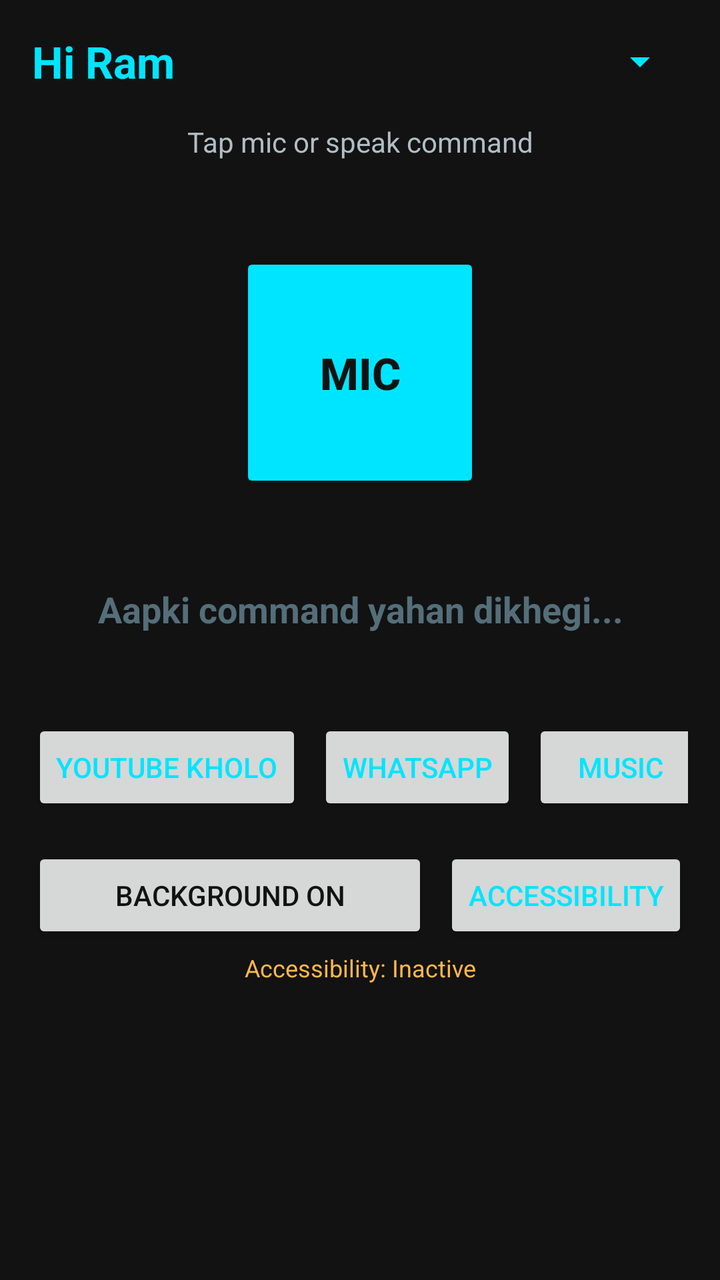
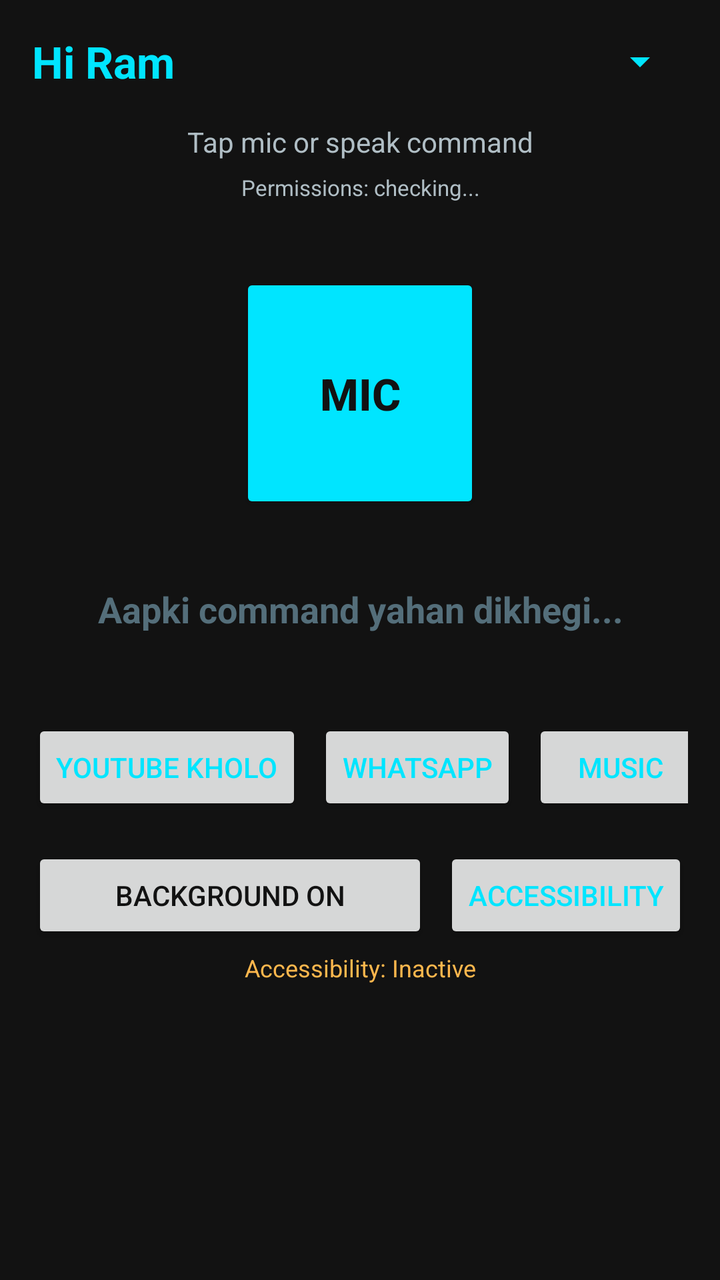

Before-and-after screenshots of an Android layout around one commit, followed by the original layout XML and the change that was made.
<!-- AndroidManifest.xml: application theme Theme.HiRam -->
<!-- res/layout/activity_main.xml -->
<?xml version="1.0" encoding="utf-8"?>
<LinearLayout xmlns:android="http://schemas.android.com/apk/res/android"
    android:layout_width="match_parent"
    android:layout_height="match_parent"
    android:background="#121212"
    android:orientation="vertical"
    android:padding="16dp">

    
    <LinearLayout
        android:layout_width="match_parent"
        android:layout_height="wrap_content"
        android:gravity="center_vertical"
        android:orientation="horizontal">

        <TextView
            android:layout_width="0dp"
            android:layout_height="wrap_content"
            android:layout_weight="1"
            android:text="Hi Ram"
            android:textColor="#00E5FF"
            android:textSize="22sp"
            android:textStyle="bold" />

        <Spinner
            android:id="@+id/spinnerLanguage"
            android:layout_width="wrap_content"
            android:layout_height="wrap_content"
            android:backgroundTint="#00E5FF"
            android:padding="4dp" />
    </LinearLayout>

    
    <TextView
        android:id="@+id/txtStatus"
        android:layout_width="match_parent"
        android:layout_height="wrap_content"
        android:layout_marginTop="16dp"
        android:gravity="center"
        android:text="Tap mic or speak command"
        android:textColor="#B0BEC5"
        android:textSize="14sp" />

    
    <FrameLayout
        android:layout_width="match_parent"
        android:layout_height="0dp"
        android:layout_weight="1"
        android:gravity="center">

        <Button
            android:id="@+id/btnMic"
            android:layout_width="120dp"
            android:layout_height="120dp"
            android:layout_gravity="center"
            android:backgroundTint="#00E5FF"
            android:text="MIC"
            android:textColor="#121212"
            android:textSize="22sp"
            android:textStyle="bold" />
    </FrameLayout>

    
    <TextView
        android:id="@+id/txtResult"
        android:layout_width="match_parent"
        android:layout_height="wrap_content"
        android:gravity="center"
        android:hint="Aapki command yahan dikhegi..."
        android:textColor="#FFFFFF"
        android:textColorHint="#546E7A"
        android:textSize="18sp"
        android:textStyle="bold" />

    <TextView
        android:id="@+id/txtFeedback"
        android:layout_width="match_parent"
        android:layout_height="wrap_content"
        android:layout_marginTop="8dp"
        android:gravity="center"
        android:textColor="#81C784"
        android:textSize="14sp" />

    
    <HorizontalScrollView
        android:layout_width="match_parent"
        android:layout_height="wrap_content"
        android:layout_marginTop="16dp"
        android:scrollbars="none">

        <LinearLayout
            android:layout_width="wrap_content"
            android:layout_height="wrap_content"
            android:orientation="horizontal">

            <Button
                android:id="@+id/chipYoutube"
                android:layout_width="wrap_content"
                android:layout_height="wrap_content"
                android:layout_marginEnd="8dp"
                android:text="YouTube kholo"
                android:textColor="#00E5FF" />

            <Button
                android:id="@+id/chipWhatsapp"
                android:layout_width="wrap_content"
                android:layout_height="wrap_content"
                android:layout_marginEnd="8dp"
                android:text="WhatsApp"
                android:textColor="#00E5FF" />

            <Button
                android:id="@+id/chipMusic"
                android:layout_width="wrap_content"
                android:layout_height="wrap_content"
                android:layout_marginEnd="8dp"
                android:text="Music"
                android:textColor="#00E5FF" />

            <Button
                android:id="@+id/chipBattery"
                android:layout_width="wrap_content"
                android:layout_height="wrap_content"
                android:layout_marginEnd="8dp"
                android:text="Battery"
                android:textColor="#00E5FF" />

            <Button
                android:id="@+id/chipTorch"
                android:layout_width="wrap_content"
                android:layout_height="wrap_content"
                android:layout_marginEnd="8dp"
                android:text="Torch"
                android:textColor="#00E5FF" />

            <Button
                android:id="@+id/chipHome"
                android:layout_width="wrap_content"
                android:layout_height="wrap_content"
                android:layout_marginEnd="8dp"
                android:text="Home"
                android:textColor="#00E5FF" />

            <Button
                android:id="@+id/chipVolume"
                android:layout_width="wrap_content"
                android:layout_height="wrap_content"
                android:text="Volume"
                android:textColor="#00E5FF" />
        </LinearLayout>
    </HorizontalScrollView>

    
    <LinearLayout
        android:layout_width="match_parent"
        android:layout_height="wrap_content"
        android:layout_marginTop="16dp"
        android:orientation="horizontal">

        <Button
            android:id="@+id/btnToggleService"
            android:layout_width="0dp"
            android:layout_height="wrap_content"
            android:layout_weight="1"
            android:layout_marginEnd="8dp"
            android:text="Background ON"
            android:textColor="#121212" />

        <Button
            android:id="@+id/btnOpenAccessibility"
            android:layout_width="wrap_content"
            android:layout_height="wrap_content"
            android:text="Accessibility"
            android:textColor="#00E5FF" />
    </LinearLayout>

    <TextView
        android:id="@+id/txtAccessibilityBadge"
        android:layout_width="match_parent"
        android:layout_height="wrap_content"
        android:layout_marginTop="4dp"
        android:gravity="center"
        android:text="Accessibility: Inactive"
        android:textColor="#FFB74D"
        android:textSize="12sp" />

    
    <androidx.recyclerview.widget.RecyclerView
        android:id="@+id/recyclerHistory"
        android:layout_width="match_parent"
        android:layout_height="120dp"
        android:layout_marginTop="12dp" />

</LinearLayout>
<!-- resources referenced by this layout -->
<resources>
  <style name="Theme.HiRam" parent="Theme.AppCompat.DayNight.NoActionBar">
          <item name="colorPrimary">#0B132B</item>
          <item name="colorPrimaryDark">#0B132B</item>
          <item name="colorAccent">#4CC9F0</item>
          <item name="android:statusBarColor">#0B132B</item>
          <item name="android:navigationBarColor">#0B132B</item>
          <item name="android:windowLightStatusBar">false</item>
      </style>
</resources>

<!-- the commit's change to res/layout/activity_main.xml (unified diff, before → after) -->
@@ -40,6 +40,16 @@
         android:text="Tap mic or speak command"
         android:textColor="#B0BEC5"
         android:textSize="14sp" />
+
+    <TextView
+        android:id="@+id/txtPermissionStatus"
+        android:layout_width="match_parent"
+        android:layout_height="wrap_content"
+        android:layout_marginTop="6dp"
+        android:gravity="center"
+        android:text="Permissions: checking..."
+        android:textColor="#B0BEC5"
+        android:textSize="11sp" />
 
     
     <FrameLayout
